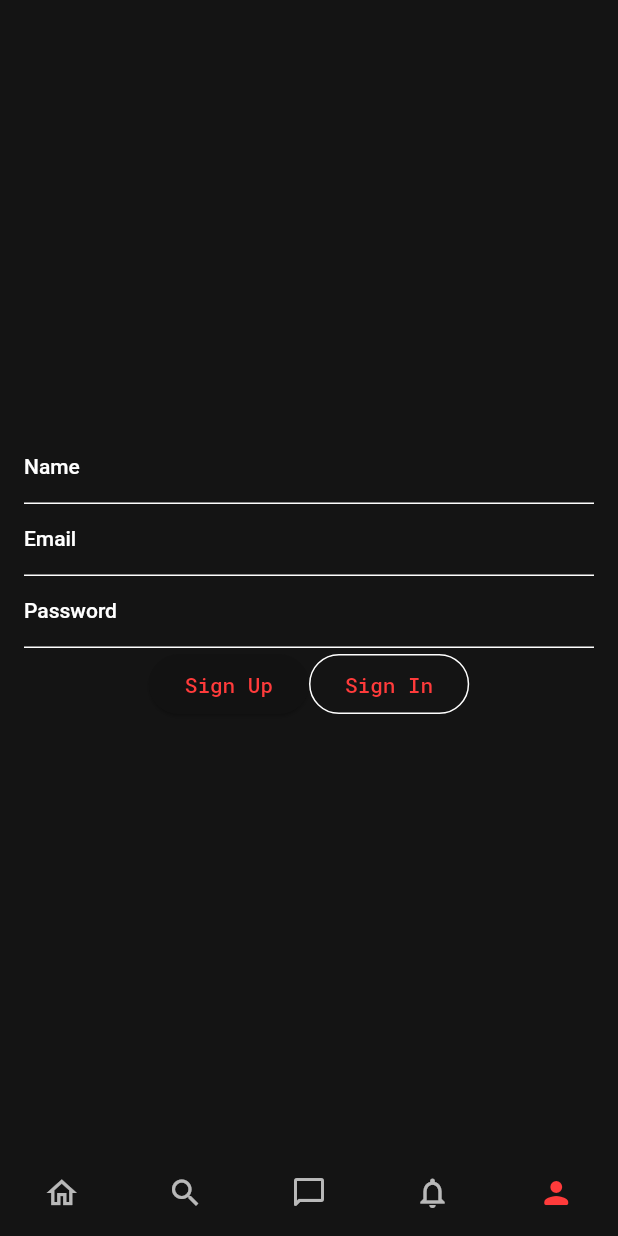
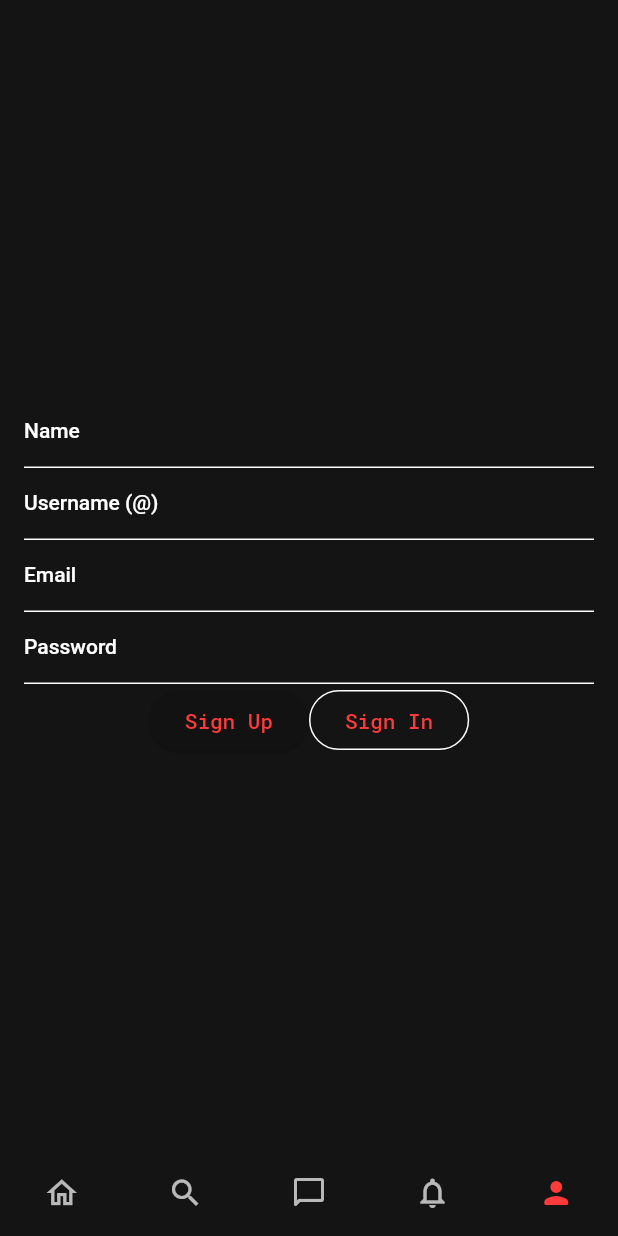
Before and after one commit to Anechaev06/LaunchOff, a Flutter app: the screen it shows after launch, item 5 of the bottom bar chosen, after a tap on "Sign Up", on a phone screen of 412 x 824 dp. Run offline on Flutter 3.47's test engine with Material 2 defaults, Android fonts, the phone set to English and light mode, and no system bars; our stand-ins replace cloud_firestore, firebase_auth, firebase_core, flutter_bloc, get_it, google_fonts; accounts and stored records are empty; network calls fail.

```diff
--- a/lib/main.dart
+++ b/lib/main.dart
@@ -1,11 +1,12 @@
 import 'package:flutter/material.dart';
 import 'package:firebase_core/firebase_core.dart';
+import 'package:launchoff/firebase_options.dart';
 import 'package:launchoff/src/app.dart';
 import 'package:launchoff/src/core/injection_container.dart';
 
 void main() async {
   WidgetsFlutterBinding.ensureInitialized();
-  await Firebase.initializeApp();
+  await Firebase.initializeApp(options: DefaultFirebaseOptions.currentPlatform);
   await initializeDependencies();
   runApp(const App());
 }
--- a/lib/src/core/injection_container.dart
+++ b/lib/src/core/injection_container.dart
@@ -1,13 +1,21 @@
+import 'package:cloud_firestore/cloud_firestore.dart';
 import 'package:get_it/get_it.dart';
 import 'package:firebase_auth/firebase_auth.dart';
-import 'package:launchoff/src/features/navigation/bloc/navigation_bloc.dart';
 import '../features/auth/auth.dart';
+import '../features/navigation/bloc/navigation_bloc.dart';
 
 final sl = GetIt.instance;
 
 Future<void> initializeDependencies() async {
-  sl.registerLazySingleton(() => FirebaseAuth.instance);
-  sl.registerLazySingleton<AuthRepository>(() => AuthRepositoryImpl(sl()));
+  // Register services
+  sl.registerLazySingleton<FirebaseAuth>(() => FirebaseAuth.instance);
+  sl.registerLazySingleton<FirebaseFirestore>(() => FirebaseFirestore.instance);
+
+  // Register repository
+  sl.registerLazySingleton<AuthRepository>(() =>
+      AuthRepositoryImpl(sl.get<FirebaseAuth>(), sl.get<FirebaseFirestore>()));
+
+  // Register BLoCs
   sl.registerFactory(() => AuthBloc(authRepository: sl()));
   sl.registerFactory(() => NavigationBloc());
 }
--- a/lib/src/features/auth/data/repository/auth_repository_impl.dart
+++ b/lib/src/features/auth/data/repository/auth_repository_impl.dart
@@ -1,65 +1,58 @@
 import 'package:firebase_auth/firebase_auth.dart';
-import 'package:launchoff/src/features/auth/auth.dart';
+import 'package:cloud_firestore/cloud_firestore.dart';
+import '../../auth.dart';
 
 class AuthRepositoryImpl implements AuthRepository {
   final FirebaseAuth firebaseAuth;
+  final FirebaseFirestore firebaseFirestore;
 
-  AuthRepositoryImpl(this.firebaseAuth);
+  AuthRepositoryImpl(this.firebaseAuth, this.firebaseFirestore);
+
+  Future<UserEntity> _getUserEntity(User? user) async {
+    final uid = user!.uid;
+    final doc = await firebaseFirestore.collection('users').doc(uid).get();
+    final data = doc.data() as Map<String, dynamic>;
+    return UserEntity(
+      id: uid,
+      email: user.email!,
+      userName: data['userName'] ?? '',
+      name: data['name'] ?? '',
+    );
+  }
 
   @override
   Future<UserEntity> signIn(String email, String password) async {
-    UserCredential userCredential =
-        await firebaseAuth.signInWithEmailAndPassword(
+    final userCredential = await firebaseAuth.signInWithEmailAndPassword(
       email: email,
       password: password,
     );
+    return _getUserEntity(userCredential.user);
+  }
 
-    return UserEntity(
-      id: userCredential.user!.uid,
-      email: userCredential.user!.email!,
+  @override
+  Future<UserEntity> signUp(
+      String email, String password, String name, String userName) async {
+    final userCredential = await firebaseAuth.createUserWithEmailAndPassword(
+      email: email,
+      password: password,
     );
+    await firebaseFirestore
+        .collection('users')
+        .doc(userCredential.user!.uid)
+        .set({
+      'userName': userName,
+      'name': name,
+    });
+    return _getUserEntity(userCredential.user);
+  }
+
+  @override
+  Future<UserEntity?> getCurrentUser() async {
+    return _getUserEntity(firebaseAuth.currentUser);
   }
 
   @override
   Future<void> signOut() async {
     return firebaseAuth.signOut();
   }
-
-  Future<bool> isAuthenticated() async {
-    return firebaseAuth.currentUser != null;
-  }
-
-  @override
-  Future<UserEntity?> getCurrentUser() async {
-    User? currentUser = firebaseAuth.currentUser;
-    if (currentUser != null) {
-      return UserEntity(
-          id: currentUser.uid,
-          email: currentUser.email!,
-          name: currentUser.displayName ?? '');
-    }
-    return null;
-  }
-
-  @override
-  Future<UserEntity> signUp(String email, String password, String name) async {
-    try {
-      UserCredential userCredential = await firebaseAuth
-          .createUserWithEmailAndPassword(email: email, password: password);
-
-      User? newUser = userCredential.user;
-
-      await newUser!.updateDisplayName(name);
-      await newUser.reload();
-      newUser = firebaseAuth.currentUser;
-
-      return UserEntity(
-        id: newUser!.uid,
-        email: newUser.email!,
-        name: newUser.displayName!,
-      );
-    } catch (e) {
-      rethrow;
-    }
-  }
 }
--- a/lib/src/features/auth/domain/entities/user_entity.dart
+++ b/lib/src/features/auth/domain/entities/user_entity.dart
@@ -2,6 +2,11 @@ class UserEntity {
   final String id;
   final String email;
   final String name;
+  final String userName;
 
-  UserEntity({required this.id, required this.email, this.name = ''});
+  UserEntity(
+      {required this.id,
+      required this.email,
+      this.name = '',
+      required this.userName});
 }
--- a/lib/src/features/auth/domain/repository/auth_repository.dart
+++ b/lib/src/features/auth/domain/repository/auth_repository.dart
@@ -4,5 +4,6 @@ abstract class AuthRepository {
   Future<UserEntity> signIn(String email, String password);
   Future<void> signOut();
   Future<UserEntity?> getCurrentUser();
-  Future<UserEntity> signUp(String email, String password, String name);
+  Future<UserEntity> signUp(
+      String email, String password, String name, String userName);
 }
--- a/lib/src/features/auth/presentation/bloc/auth_bloc.dart
+++ b/lib/src/features/auth/presentation/bloc/auth_bloc.dart
@@ -23,7 +23,8 @@ class AuthBloc extends Bloc<AuthEvent, AuthState> {
   }
 
   void _onSignUp(SignUpEvent event, Emitter<AuthState> emit) => _handleAuth(
-        () => authRepository.signUp(event.email, event.password, event.name),
+        () => authRepository.signUp(
+            event.email, event.password, event.name, event.userName),
         emit,
       );
 
--- a/lib/src/features/auth/presentation/bloc/auth_event.dart
+++ b/lib/src/features/auth/presentation/bloc/auth_event.dart
@@ -15,8 +15,9 @@ class SignUpEvent extends AuthEvent {
   final String email;
   final String password;
   final String name;
+  final String userName;
 
-  SignUpEvent(this.email, this.password, this.name);
+  SignUpEvent(this.email, this.password, this.name, this.userName);
 }
 
 class SignUpSuccessful extends AuthEvent {}
--- a/lib/src/features/auth/presentation/screens/auth_screen.dart
+++ b/lib/src/features/auth/presentation/screens/auth_screen.dart
@@ -13,9 +13,10 @@ class AuthScreen extends StatefulWidget {
 
 class _AuthScreenState extends State<AuthScreen> {
   AuthMode _authMode = AuthMode.signIn;
-  final emailController = TextEditingController();
-  final passwordController = TextEditingController();
-  final nameController = TextEditingController();
+  final TextEditingController emailController = TextEditingController();
+  final TextEditingController passwordController = TextEditingController();
+  final TextEditingController nameController = TextEditingController();
+  final TextEditingController userNameController = TextEditingController();
 
   void _toggleAuthMode() => setState(() => _authMode =
       _authMode == AuthMode.signIn ? AuthMode.signUp : AuthMode.signIn);
@@ -35,15 +36,23 @@ class _AuthScreenState extends State<AuthScreen> {
             children: [
               if (_authMode == AuthMode.signUp)
                 TextField(
-                    controller: nameController,
-                    decoration: const InputDecoration(labelText: 'Name')),
+                  controller: nameController,
+                  decoration: const InputDecoration(labelText: 'Name'),
+                ),
+              if (_authMode == AuthMode.signUp)
+                TextField(
+                  controller: userNameController,
+                  decoration: const InputDecoration(labelText: 'Username (@)'),
+                ),
               TextField(
-                  controller: emailController,
-                  decoration: const InputDecoration(labelText: 'Email')),
+                controller: emailController,
+                decoration: const InputDecoration(labelText: 'Email'),
+              ),
               TextField(
-                  controller: passwordController,
-                  decoration: const InputDecoration(labelText: 'Password'),
-                  obscureText: true),
+                controller: passwordController,
+                decoration: const InputDecoration(labelText: 'Password'),
+                obscureText: true,
+              ),
               Row(
                 mainAxisAlignment: MainAxisAlignment.center,
                 children: [
@@ -51,13 +60,14 @@ class _AuthScreenState extends State<AuthScreen> {
                     onPressed: () {
                       final email = emailController.text.trim();
                       final password = passwordController.text.trim();
+                      final name = nameController.text.trim();
+                      final userName = userNameController.text.trim();
                       if (_authMode == AuthMode.signIn) {
                         BlocProvider.of<AuthBloc>(context)
                             .add(SignInEvent(email, password));
                       } else {
-                        final name = nameController.text.trim();
                         BlocProvider.of<AuthBloc>(context)
-                            .add(SignUpEvent(email, password, name));
+                            .add(SignUpEvent(email, password, name, userName));
                       }
                     },
                     child: Text(
@@ -66,8 +76,7 @@ class _AuthScreenState extends State<AuthScreen> {
                   OutlinedButton(
                     onPressed: _toggleAuthMode,
                     child: Text(
-                      _authMode == AuthMode.signIn ? 'Sign Up' : 'Sign In',
-                    ),
+                        _authMode == AuthMode.signIn ? 'Sign Up' : 'Sign In'),
                   ),
                 ],
               ),
--- a/pubspec.yaml
+++ b/pubspec.yaml
@@ -6,6 +6,7 @@ version: 1.0.0+1
 environment:
   sdk: '>=3.1.2 <4.0.0'
 dependencies:
+  cloud_firestore: ^4.9.2
   firebase_auth: ^4.10.0
   firebase_core: ^2.16.0
   flutter:
```
Also changed, not shown: lib/src/features/auth/presentation/screens/profile_screen.dart (+8 -5 lines), 3 other files.
